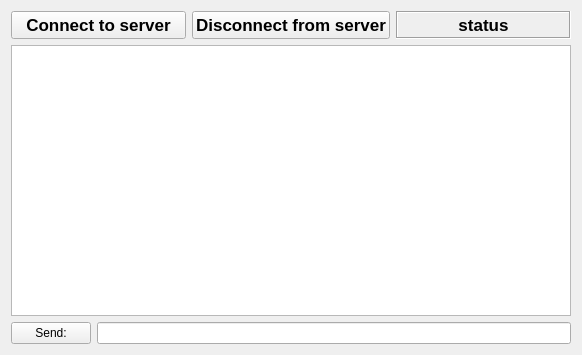
Qt form clientPart/mainwindow.ui (markveligod/ft_irc) before a commit.
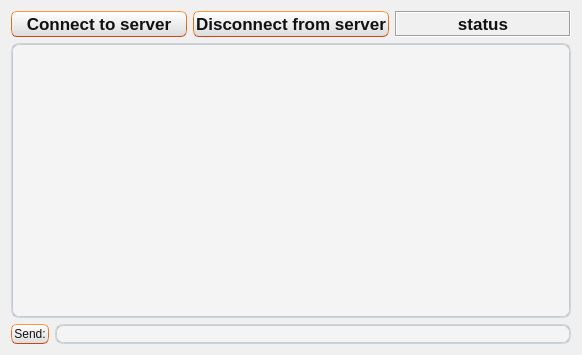
The same form after that commit.

What changed in the file:
```diff
--- a/clientPart/mainwindow.ui
+++ b/clientPart/mainwindow.ui
@@ -13,6 +13,9 @@
   <property name="windowTitle">
    <string>Client</string>
   </property>
+  <property name="styleSheet">
+   <string notr="true">background-color:#f0f0f0;</string>
+  </property>
   <widget class="QWidget" name="centralWidget">
    <layout class="QVBoxLayout" name="verticalLayout">
     <item>
@@ -27,7 +30,16 @@
          </font>
         </property>
         <property name="styleSheet">
-         <string notr="true"/>
+         <string notr="true">color:rgb(17,17,17);
+	border-width: 1px;
+	border-radius:6px;
+	border-top-color: rgb(255,150,60);
+	border-right-color: qlineargradient(spread:pad, x1:0, y1:1, x2:1, y2:0, stop:0 rgba(200, 70, 20, 255), stop:1 rgba(255,150,60, 255));
+	border-left-color:  qlineargradient(spread:pad, x1:1, y1:0, x2:0, y2:0, stop:0 rgba(200, 70, 20, 255), stop:1 rgba(255,150,60, 255));
+	border-bottom-color: rgb(200,70,20);
+	border-style: solid;
+	padding: 2px;
+	background-color: qlineargradient(spread:pad, x1:0.5, y1:1, x2:0.5, y2:0, stop:0 rgba(220, 220, 220, 255), stop:1 rgba(255, 255, 255, 255));</string>
         </property>
         <property name="text">
          <string>Connect to server</string>
@@ -47,7 +59,16 @@
          </font>
         </property>
         <property name="styleSheet">
-         <string notr="true"/>
+         <string notr="true">color:rgb(17,17,17);
+	border-width: 1px;
+	border-radius:6px;
+	border-top-color: rgb(255,150,60);
+	border-right-color: qlineargradient(spread:pad, x1:0, y1:1, x2:1, y2:0, stop:0 rgba(200, 70, 20, 255), stop:1 rgba(255,150,60, 255));
+	border-left-color:  qlineargradient(spread:pad, x1:1, y1:0, x2:0, y2:0, stop:0 rgba(200, 70, 20, 255), stop:1 rgba(255,150,60, 255));
+	border-bottom-color: rgb(200,70,20);
+	border-style: solid;
+	padding: 2px;
+	background-color: qlineargradient(spread:pad, x1:0.5, y1:1, x2:0.5, y2:0, stop:0 rgba(220, 220, 220, 255), stop:1 rgba(255, 255, 255, 255));</string>
         </property>
         <property name="text">
          <string>Disconnect from server</string>
@@ -69,6 +90,9 @@
           <bold>true</bold>
          </font>
         </property>
+        <property name="styleSheet">
+         <string notr="true">color:rgb(17,17,17);</string>
+        </property>
         <property name="frameShape">
          <enum>QFrame::Box</enum>
         </property>
@@ -92,19 +116,54 @@
         <family>Ubuntu Mono</family>
        </font>
       </property>
+      <property name="styleSheet">
+       <string notr="true">border-width: 2px;
+    border-radius: 8px;
+    border-style: solid;
+    border-top-color: qlineargradient(spread:pad, x1:0.5, y1:1, x2:0.5, y2:0, stop:0 #c1c9cf, stop:1 #d2d8dd);
+    border-right-color: qlineargradient(spread:pad, x1:0, y1:0, x2:1, y2:0, stop:0 #c1c9cf, stop:1 #d2d8dd);
+    border-bottom-color: qlineargradient(spread:pad, x1:0.5, y1:0, x2:0.5, y2:1, stop:0 #c1c9cf, stop:1 #d2d8dd);
+    border-left-color: qlineargradient(spread:pad, x1:1, y1:0, x2:0, y2:0, stop:0 #c1c9cf, stop:1 #d2d8dd);
+    background-color: #f4f4f4;
+    color: #3d3d3d;</string>
+      </property>
      </widget>
     </item>
     <item>
      <layout class="QHBoxLayout" name="horizontalLayout">
       <item>
        <widget class="QPushButton" name="pushButton_send">
+        <property name="styleSheet">
+         <string notr="true">color:rgb(17,17,17);
+	border-width: 1px;
+	border-radius:6px;
+	border-top-color: rgb(255,150,60);
+	border-right-color: qlineargradient(spread:pad, x1:0, y1:1, x2:1, y2:0, stop:0 rgba(200, 70, 20, 255), stop:1 rgba(255,150,60, 255));
+	border-left-color:  qlineargradient(spread:pad, x1:1, y1:0, x2:0, y2:0, stop:0 rgba(200, 70, 20, 255), stop:1 rgba(255,150,60, 255));
+	border-bottom-color: rgb(200,70,20);
+	border-style: solid;
+	padding: 2px;
+	background-color: qlineargradient(spread:pad, x1:0.5, y1:1, x2:0.5, y2:0, stop:0 rgba(220, 220, 220, 255), stop:1 rgba(255, 255, 255, 255));</string>
+        </property>
         <property name="text">
          <string>Send:</string>
         </property>
        </widget>
       </item>
       <item>
-       <widget class="QLineEdit" name="lineEdit_message"/>
+       <widget class="QLineEdit" name="lineEdit_message">
+        <property name="styleSheet">
+         <string notr="true">border-width: 2px;
+    border-radius: 8px;
+    border-style: solid;
+    border-top-color: qlineargradient(spread:pad, x1:0.5, y1:1, x2:0.5, y2:0, stop:0 #c1c9cf, stop:1 #d2d8dd);
+    border-right-color: qlineargradient(spread:pad, x1:0, y1:0, x2:1, y2:0, stop:0 #c1c9cf, stop:1 #d2d8dd);
+    border-bottom-color: qlineargradient(spread:pad, x1:0.5, y1:0, x2:0.5, y2:1, stop:0 #c1c9cf, stop:1 #d2d8dd);
+    border-left-color: qlineargradient(spread:pad, x1:1, y1:0, x2:0, y2:0, stop:0 #c1c9cf, stop:1 #d2d8dd);
+    background-color: #f4f4f4;
+    color: #3d3d3d;</string>
+        </property>
+       </widget>
       </item>
      </layout>
     </item>
```
